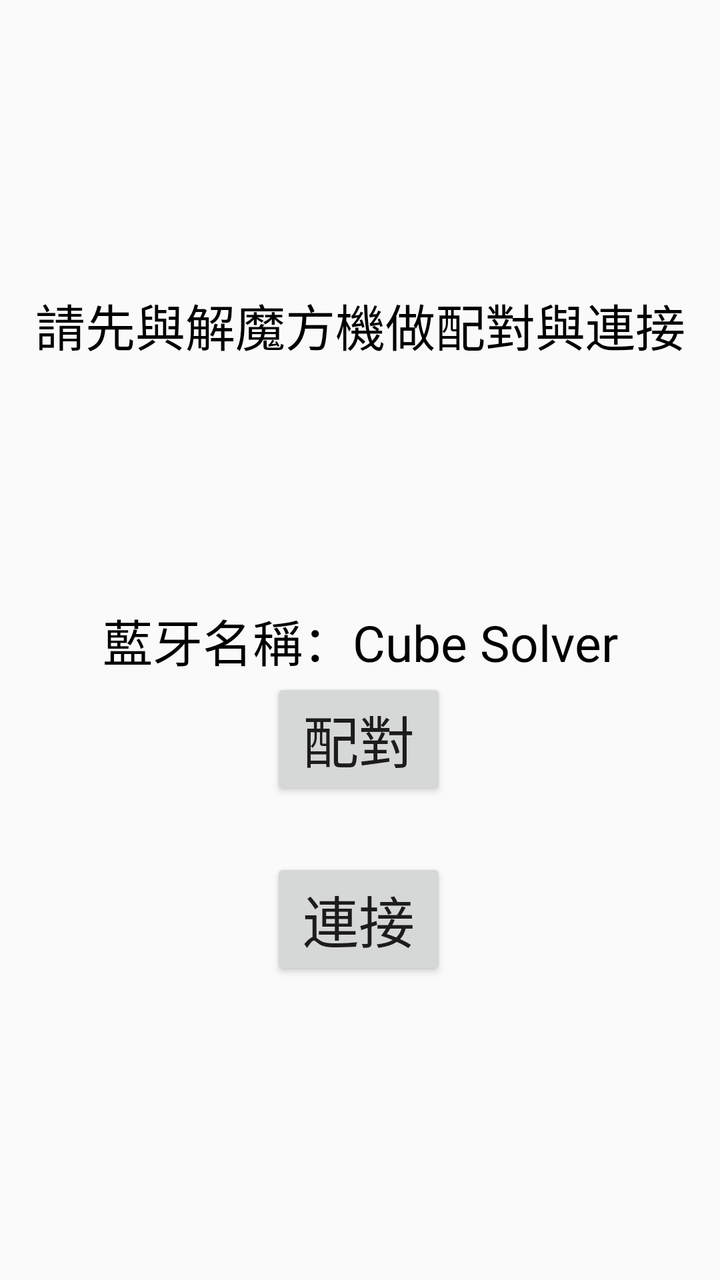
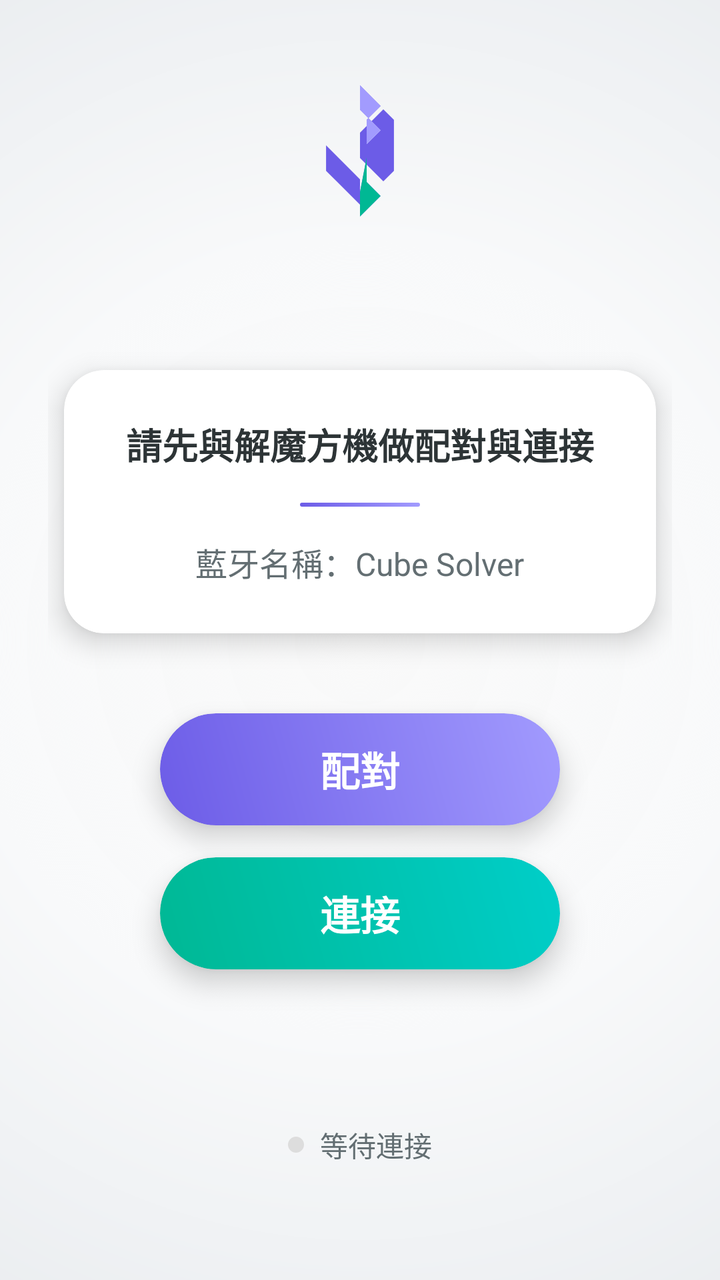

Screens rendered from an Android XML layout before and after an edit, with the pre-edit source and the edit as a unified diff.
<!-- AndroidManifest.xml: application theme Theme.Test -->
<!-- res/layout/fragment_blue_tooth.xml -->
<?xml version="1.0" encoding="utf-8"?>
<androidx.constraintlayout.widget.ConstraintLayout
    xmlns:android="http://schemas.android.com/apk/res/android"
    xmlns:tools="http://schemas.android.com/tools"
    android:layout_width="match_parent"
    android:layout_height="match_parent"
    xmlns:app="http://schemas.android.com/apk/res-auto"
    tools:context=".BlueToothFragment">

    
    
    
    
    
    
    
    
    
    
    
    

    <TextView
        android:id="@+id/textView"
        android:layout_width="wrap_content"
        android:layout_height="wrap_content"
        android:text="請先與解魔方機做配對與連接"
        android:textSize="25sp"
        android:textColor="#000"
        app:layout_constraintBottom_toBottomOf="parent"
        app:layout_constraintLeft_toLeftOf="parent"
        app:layout_constraintRight_toRightOf="parent"
        app:layout_constraintTop_toTopOf="parent"
        app:layout_constraintVertical_bias="0.239" />

    <TextView
        android:id="@+id/textView1"
        android:layout_width="wrap_content"
        android:layout_height="wrap_content"
        android:text="藍牙名稱：Cube Solver"
        android:textSize="25sp"
        android:textColor="#000"
        app:layout_constraintBottom_toBottomOf="parent"
        app:layout_constraintLeft_toLeftOf="parent"
        app:layout_constraintRight_toRightOf="parent"
        app:layout_constraintTop_toTopOf="parent" />

    <Button
        android:id="@+id/button_pair"
        android:layout_width="wrap_content"
        android:layout_height="wrap_content"
        android:layout_marginBottom="240dp"
        android:text="配對"
        android:textSize="28dp"
        app:layout_constraintBottom_toBottomOf="parent"
        app:layout_constraintEnd_toEndOf="parent"
        app:layout_constraintHorizontal_bias="0.498"
        app:layout_constraintStart_toStartOf="parent" />

    <Button
        android:id="@+id/button_connect"
        android:layout_width="wrap_content"
        android:layout_height="wrap_content"
        android:layout_marginBottom="150dp"
        android:text="連接"
        android:textSize="28dp"
        app:layout_constraintBottom_toBottomOf="parent"
        app:layout_constraintEnd_toEndOf="parent"
        app:layout_constraintHorizontal_bias="0.498"
        app:layout_constraintStart_toStartOf="parent" />

    
    
    
    
    
    
    
    
    
    
    
    
    

    
    
    
    
    
    
    
    
    
    
    
    
    

    
    
    
    
    
    
    
    
    
    
    
    
    

    
    
    
    
    
    
    
    
    
    
    
    
    

</androidx.constraintlayout.widget.ConstraintLayout>
<!-- resources referenced by this layout -->
<resources>
  <style name="Theme.Test" parent="Theme.MaterialComponents.DayNight.NoActionBar.Bridge" />
</resources>

<!-- the commit's change to res/layout/fragment_blue_tooth.xml (unified diff, before → after) -->
@@ -5,124 +5,151 @@
     android:layout_width="match_parent"
     android:layout_height="match_parent"
     xmlns:app="http://schemas.android.com/apk/res-auto"
+    android:background="@drawable/fragment_background"
+    android:padding="24dp"
     tools:context=".BlueToothFragment">
 
     
+    <ImageView
+        android:id="@+id/bluetooth_icon"
+        android:layout_width="80dp"
+        android:layout_height="80dp"
+        android:src="@drawable/ic_bluetooth"
+        app:layout_constraintTop_toTopOf="parent"
+        app:layout_constraintStart_toStartOf="parent"
+        app:layout_constraintEnd_toEndOf="parent"
+        app:layout_constraintVertical_bias="0.15"
+        app:layout_constraintBottom_toTopOf="@id/info_card"
+        app:tint="#6C5CE7" />
+
     
+    <androidx.cardview.widget.CardView
+        android:id="@+id/info_card"
+        android:layout_width="match_parent"
+        android:layout_height="wrap_content"
+        android:layout_marginHorizontal="8dp"
+        app:cardCornerRadius="20dp"
+        app:cardElevation="8dp"
+        android:backgroundTint="@color/white"
+        app:layout_constraintTop_toTopOf="parent"
+        app:layout_constraintBottom_toBottomOf="parent"
+        app:layout_constraintStart_toStartOf="parent"
+        app:layout_constraintEnd_toEndOf="parent"
+        app:layout_constraintVertical_bias="0.35">
+
+        <LinearLayout
+            android:layout_width="match_parent"
+            android:layout_height="wrap_content"
+            android:orientation="vertical"
+            android:padding="24dp"
+            android:gravity="center">
+
+            <TextView
+                android:id="@+id/textView"
+                android:layout_width="wrap_content"
+                android:layout_height="wrap_content"
+                android:text="請先與解魔方機做配對與連接"
+                android:textSize="18sp"
+                android:textColor="#2D3436"
+                android:textStyle="bold"
+                android:gravity="center"
+                android:layout_marginBottom="16dp"/>
+
+            <View
+                android:layout_width="60dp"
+                android:layout_height="2dp"
+                android:background="@drawable/divider_gradient"
+                android:layout_marginBottom="16dp"/>
+
+            <TextView
+                android:id="@+id/textView1"
+                android:layout_width="wrap_content"
+                android:layout_height="wrap_content"
+                android:text="藍牙名稱：Cube Solver"
+                android:textSize="16sp"
+                android:textColor="#636e72"
+                android:gravity="center"/>
+
+        </LinearLayout>
+    </androidx.cardview.widget.CardView>
+
     
+    <androidx.cardview.widget.CardView
+        android:id="@+id/pair_button_card"
+        android:layout_width="200dp"
+        android:layout_height="56dp"
+        android:layout_marginTop="40dp"
+        app:cardCornerRadius="28dp"
+        app:cardElevation="8dp"
+        android:backgroundTint="@color/transparent"
+        app:layout_constraintTop_toBottomOf="@id/info_card"
+        app:layout_constraintStart_toStartOf="parent"
+        app:layout_constraintEnd_toEndOf="parent">
+
+        <Button
+            android:id="@+id/button_pair"
+            android:layout_width="match_parent"
+            android:layout_height="match_parent"
+            android:text="配對"
+            android:textSize="20sp"
+            android:textColor="@color/white"
+            android:textStyle="bold"
+            android:background="@drawable/gradient_button"
+            android:stateListAnimator="@null"
+            android:elevation="0dp"/>
+    </androidx.cardview.widget.CardView>
+
     
+    <androidx.cardview.widget.CardView
+        android:id="@+id/connect_button_card"
+        android:layout_width="200dp"
+        android:layout_height="56dp"
+        android:layout_marginTop="16dp"
+        app:cardCornerRadius="28dp"
+        app:cardElevation="8dp"
+        android:backgroundTint="@color/transparent"
+        app:layout_constraintTop_toBottomOf="@id/pair_button_card"
+        app:layout_constraintStart_toStartOf="parent"
+        app:layout_constraintEnd_toEndOf="parent">
+
+        <Button
+            android:id="@+id/button_connect"
+            android:layout_width="match_parent"
+            android:layout_height="match_parent"
+            android:text="連接"
+            android:textSize="20sp"
+            android:textColor="@color/white"
+            android:textStyle="bold"
+            android:background="@drawable/gradient_button_secondary"
+            android:stateListAnimator="@null"
+            android:elevation="0dp"/>
+    </androidx.cardview.widget.CardView>
+
     
-    
-    
-    
-    
-    
-    
-    
-
-    <TextView
-        android:id="@+id/textView"
+    <LinearLayout
         android:layout_width="wrap_content"
         android:layout_height="wrap_content"
-        android:text="請先與解魔方機做配對與連接"
-        android:textSize="25sp"
-        android:textColor="#000"
+        android:orientation="horizontal"
+        android:gravity="center"
+        app:layout_constraintTop_toBottomOf="@id/connect_button_card"
+        app:layout_constraintStart_toStartOf="parent"
+        app:layout_constraintEnd_toEndOf="parent"
         app:layout_constraintBottom_toBottomOf="parent"
-        app:layout_constraintLeft_toLeftOf="parent"
-        app:layout_constraintRight_toRightOf="parent"
-        app:layout_constraintTop_toTopOf="parent"
-        app:layout_constraintVertical_bias="0.239" />
+        app:layout_constraintVertical_bias="0.7">
 
-    <TextView
-        android:id="@+id/textView1"
-        android:layout_width="wrap_content"
-        android:layout_height="wrap_content"
-        android:text="藍牙名稱：Cube Solver"
-        android:textSize="25sp"
-        android:textColor="#000"
-        app:layout_constraintBottom_toBottomOf="parent"
-        app:layout_constraintLeft_toLeftOf="parent"
-        app:layout_constraintRight_toRightOf="parent"
-        app:layout_constraintTop_toTopOf="parent" />
+        <View
+            android:layout_width="8dp"
+            android:layout_height="8dp"
+            android:background="@drawable/status_dot"
+            android:backgroundTint="#ddd"
+            android:layout_marginEnd="8dp"/>
 
-    <Button
-        android:id="@+id/button_pair"
-        android:layout_width="wrap_content"
-        android:layout_height="wrap_content"
-        android:layout_marginBottom="240dp"
-        android:text="配對"
-        android:textSize="28dp"
-        app:layout_constraintBottom_toBottomOf="parent"
-        app:layout_constraintEnd_toEndOf="parent"
-        app:layout_constraintHorizontal_bias="0.498"
-        app:layout_constraintStart_toStartOf="parent" />
-
-    <Button
-        android:id="@+id/button_connect"
-        android:layout_width="wrap_content"
-        android:layout_height="wrap_content"
-        android:layout_marginBottom="150dp"
-        android:text="連接"
-        android:textSize="28dp"
-        app:layout_constraintBottom_toBottomOf="parent"
-        app:layout_constraintEnd_toEndOf="parent"
-        app:layout_constraintHorizontal_bias="0.498"
-        app:layout_constraintStart_toStartOf="parent" />
-
-    
-    
-    
-    
-    
-    
-    
-    
-    
-    
-    
-    
-    
-
-    
-    
-    
-    
-    
-    
-    
-    
-    
-    
-    
-    
-    
-
-    
-    
-    
-    
-    
-    
-    
-    
-    
-    
-    
-    
-    
-
-    
-    
-    
-    
-    
-    
-    
-    
-    
-    
-    
-    
-    
+        <TextView
+            android:layout_width="wrap_content"
+            android:layout_height="wrap_content"
+            android:text="等待連接"
+            android:textSize="14sp"
+            android:textColor="#636e72"/>
+    </LinearLayout>
 
 </androidx.constraintlayout.widget.ConstraintLayout>
<!-- resource entries referenced after the edit -->
@@ -1,5 +1,69 @@
 <!-- resources referenced by this layout -->
 <resources>
+  <color name="transparent">#00000000</color>
+  <color name="white">#FFFFFFFF</color>
+  <!-- drawable divider_gradient (drawable) -->
+  <?xml version="1.0" encoding="utf-8"?>
+  <shape xmlns:android="http://schemas.android.com/apk/res/android">
+      <gradient
+          android:type="linear"
+          android:angle="0"
+          android:startColor="#6C5CE7"
+          android:endColor="#A29BFE"/>
+      <corners android:radius="1dp"/>
+  </shape>
+  <!-- drawable fragment_background (drawable) -->
+  <?xml version="1.0" encoding="utf-8"?>
+  <shape xmlns:android="http://schemas.android.com/apk/res/android">
+      <gradient
+          android:type="radial"
+          android:gradientRadius="400dp"
+          android:centerColor="#f8f9fa"
+          android:endColor="#e9ecef"/>
+  </shape>
+  <!-- drawable gradient_button (drawable) -->
+  <?xml version="1.0" encoding="utf-8"?>
+  <shape xmlns:android="http://schemas.android.com/apk/res/android">
+      <gradient
+          android:type="linear"
+          android:angle="45"
+          android:startColor="#6C5CE7"
+          android:endColor="#A29BFE"/>
+      <corners android:radius="28dp"/>
+  </shape>
+  <!-- drawable gradient_button_secondary (drawable) -->
+  <?xml version="1.0" encoding="utf-8"?>
+  <shape xmlns:android="http://schemas.android.com/apk/res/android">
+      <gradient
+          android:type="linear"
+          android:angle="45"
+          android:startColor="#00B894"
+          android:endColor="#00CEC9"/>
+      <corners android:radius="28dp"/>
+  </shape>
+  <!-- drawable ic_bluetooth (drawable) -->
+  <?xml version="1.0" encoding="utf-8"?>
+  <vector xmlns:android="http://schemas.android.com/apk/res/android"
+      android:width="24dp"
+      android:height="24dp"
+      android:viewportWidth="24"
+      android:viewportHeight="24">
+      <path
+          android:fillColor="#6C5CE7"
+          android:pathData="M12,2L15.09,5.09L13,7.17L13,10.83L15.09,8.74L12,5.66L12,2ZM13,12.83L13,16.5L15.09,18.59L12,21.68L12,18L13,12.83ZM6.91,11L12,16.09L12,19.91L8.5,16.41L6.91,14.83L6.91,11ZM17.09,11L17.09,14.83L15.5,16.41L12,12.91L12,9.09L15.5,5.59L17.09,7.17L17.09,11Z"/>
+      <path
+          android:fillColor="#A29BFE"
+          android:pathData="M12,2L12,5.66L15.09,8.74L13,10.83L13,7.17L15.09,5.09L12,2Z"/>
+      <path
+          android:fillColor="#00B894"
+          android:pathData="M12,18L12,21.68L15.09,18.59L13,16.5L13,12.83L12,18Z"/>
+  </vector>
+  <!-- drawable status_dot (drawable) -->
+  <?xml version="1.0" encoding="utf-8"?>
+  <shape xmlns:android="http://schemas.android.com/apk/res/android">
+      <solid android:color="@color/white"/>
+      <corners android:radius="4dp"/>
+  </shape>
   <style name="Theme.Test" parent="Theme.MaterialComponents.DayNight.NoActionBar.Bridge" />
 </resources>
 
